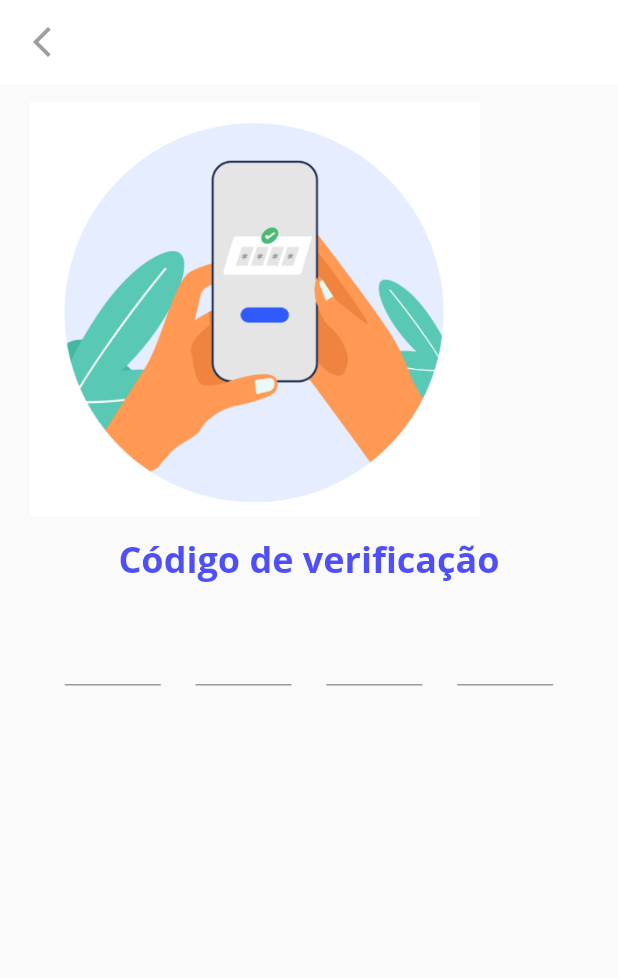
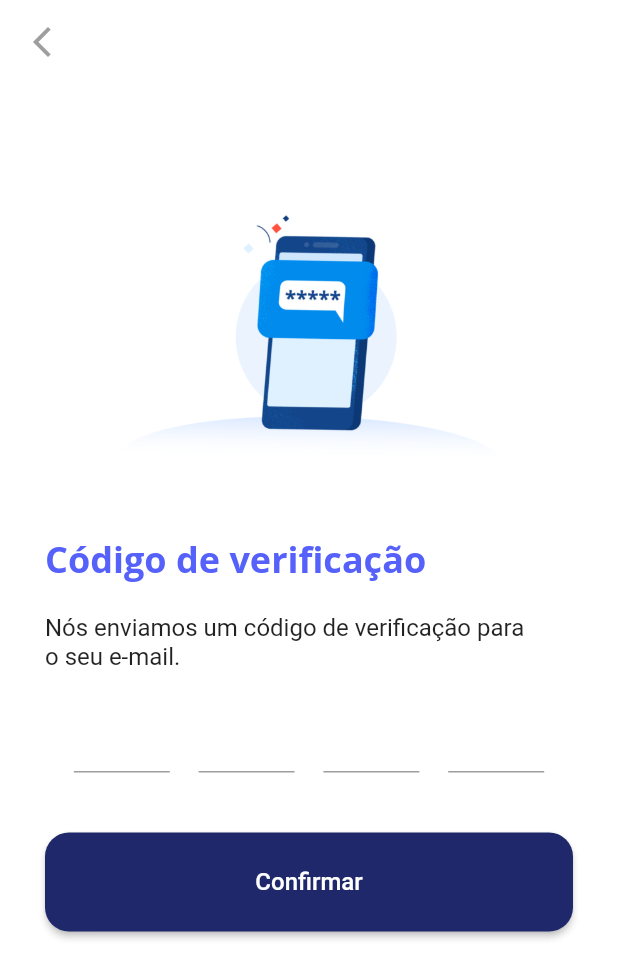
Before and after one commit to islycodes/jobfinder-flutter, a Flutter app: the TelaOtp screen opened by its route, on a phone screen of 412 x 824 dp. Shown: the top 978 px of the screen. Run offline on Flutter 3.47's test engine with Material 2 defaults, Android fonts, the phone set to English and light mode, and no system bars; our stand-ins replace flutter_svg; Roboto replaces fonts that are missing (Open Sans).

Commit message:
finaliza otp e corrige paddings

```diff
--- a/lib/components/elevatedButtonGenerator.dart
+++ b/lib/components/elevatedButtonGenerator.dart
@@ -7,7 +7,7 @@ elevatedButtonGenerator(BuildContext context, String rotulo, String rota,
           Size(371, 66),
         ),
         backgroundColor: MaterialStatePropertyAll(
-          Color.fromRGBO(78, 79, 249, 1),
+          Color.fromRGBO(30, 40, 107, 1),
         ),
         shape: MaterialStatePropertyAll(RoundedRectangleBorder(
             borderRadius: BorderRadius.all(Radius.circular(16)))))}) {
--- a/lib/pages/view/Auth/redefinir_senha.dart
+++ b/lib/pages/view/Auth/redefinir_senha.dart
@@ -2,7 +2,7 @@ import 'package:estagiotec/components/campoTexto.dart';
 import 'package:estagiotec/components/elevatedButtonGenerator.dart';
 import 'package:flutter/material.dart';
 
-class RedefinirSenha extends StatelessWidget {
+class EsqueceuSenha extends StatelessWidget {
   @override
   Widget build(BuildContext context) {
     return Scaffold(
@@ -17,7 +17,7 @@ class RedefinirSenha extends StatelessWidget {
         ),
       ),
       body: Container(
-        padding: EdgeInsets.fromLTRB(20, 0, 20, 0),
+        padding: EdgeInsets.fromLTRB(30, 0, 30, 30),
         child: ListView(
           children: <Widget>[
             Column(
@@ -37,7 +37,7 @@ class RedefinirSenha extends StatelessWidget {
                           Text(
                             "Esqueceu sua senha?",
                             style: TextStyle(
-                              color: Color.fromRGBO(78, 79, 249, 1),
+                              color: Color.fromRGBO(85, 97, 250, 1),
                               fontSize: 24,
                               fontFamily: "Open Sans",
                               fontWeight: FontWeight.w700,
--- a/lib/pages/view/Auth/tela_Otp.dart
+++ b/lib/pages/view/Auth/tela_Otp.dart
@@ -2,6 +2,8 @@ import 'package:flutter/material.dart';
 import 'package:flutter/services.dart';
 import 'package:flutter/src/widgets/container.dart';
 import 'package:flutter/src/widgets/framework.dart';
+
+import '../../../components/elevatedButtonGenerator.dart';
 
 class TelaOtp extends StatelessWidget {
   const TelaOtp({Key? key}) : super(key: key);
@@ -9,6 +11,7 @@ class TelaOtp extends StatelessWidget {
   @override
   Widget build(BuildContext context) {
     return Scaffold(
+      backgroundColor: Colors.white,
       appBar: AppBar(
         backgroundColor: Colors.white,
         elevation: 0,
@@ -18,29 +21,47 @@ class TelaOtp extends StatelessWidget {
         ),
       ),
       body: Container(
-        padding: EdgeInsets.fromLTRB(20, 0, 20, 0),
+        padding: EdgeInsets.fromLTRB(30, 0, 30, 30),
         child: Form(
           child: Column(
             children: [
               Row(
+                mainAxisAlignment: MainAxisAlignment.spaceEvenly,
                 children: [
                   SizedBox(
                       width: 300,
                       height: 300,
-                      child: Image.asset("lib/image/change-password-icon.png")),
+                      child:
+                          Image.asset("lib/image/verification-code-icon.png")),
                 ],
               ),
               Column(
                 children: [
+                  Row(
+                    mainAxisAlignment: MainAxisAlignment.start,
+                    children: [
                       Text(
                         "Código de verificação",
                         style: TextStyle(
-                      color: Color.fromRGBO(78, 79, 249, 1),
+                          color: Color.fromRGBO(85, 97, 250, 1),
                           fontSize: 24,
                           fontFamily: "Open Sans",
                           fontWeight: FontWeight.w700,
                         ),
                       ),
+                    ],
+                  ),
+                  SizedBox(
+                    height: 20,
+                  ),
+                  Row(children: [
+                    Text(
+                        'Nós enviamos um código de verificação para\no seu e-mail.',
+                        style: TextStyle(
+                          fontSize: 16,
+                          fontWeight: FontWeight.w400,
+                        )),
+                  ]),
                   SizedBox(
                     height: 20,
                   ),
@@ -116,7 +137,12 @@ class TelaOtp extends StatelessWidget {
                             ],
                           ))
                     ],
-                  )
+                  ),
+                  SizedBox(
+                    height: 20,
+                  ),
+                  elevatedButtonGenerator(
+                      context, 'Confirmar', 'telaMudarSenha'),
                 ],
               ),
             ],
```
Also changed, not shown: lib/main.dart (renamed from lib/pages/main.dart, +8 -7 lines), lib/pages/view/Auth/mudar_senha.dart (added, +16 -0 lines), lib/pages/view/Auth/tela_cadastro.dart (+7 -10 lines), lib/pages/view/Auth/tela_login.dart (+10 -6 lines), lib/pages/view/tela_inicial.dart (+10 -4 lines), lib/image/change-password-icon.png, lib/image/verification-code-icon.png (added), lib/pages/view/Auth/esqueceu_senha.dart (renamed from lib/pages/view/Auth/alterar_senha.dart). Lines whose indentation alone changed are shown as unchanged.
